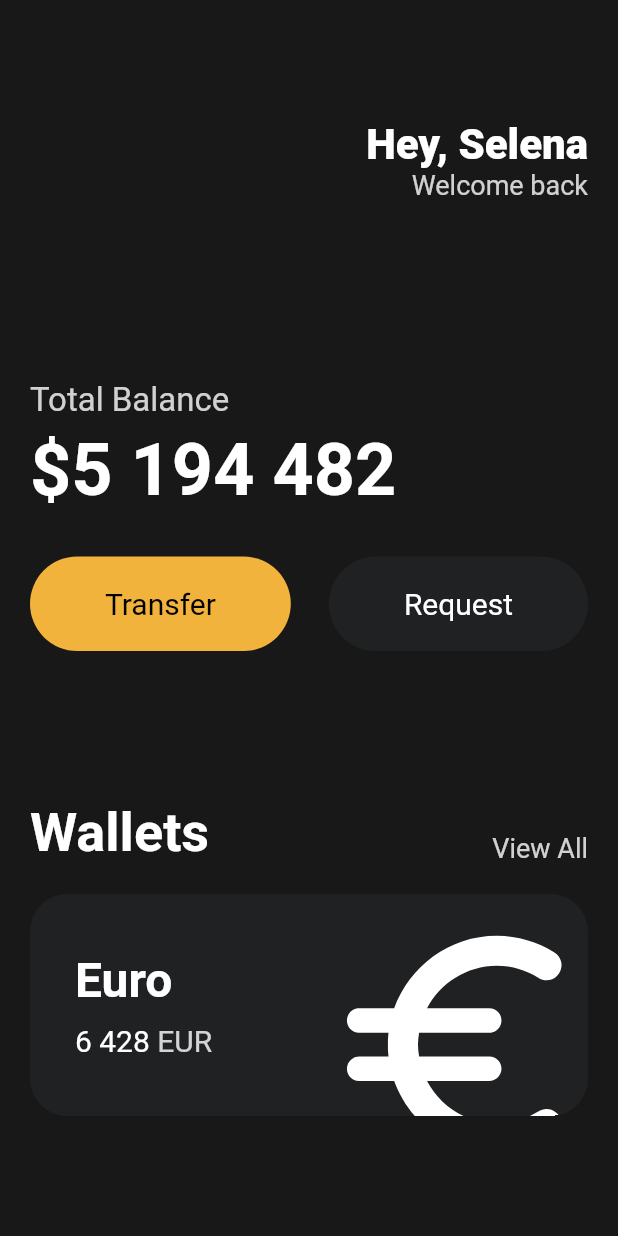
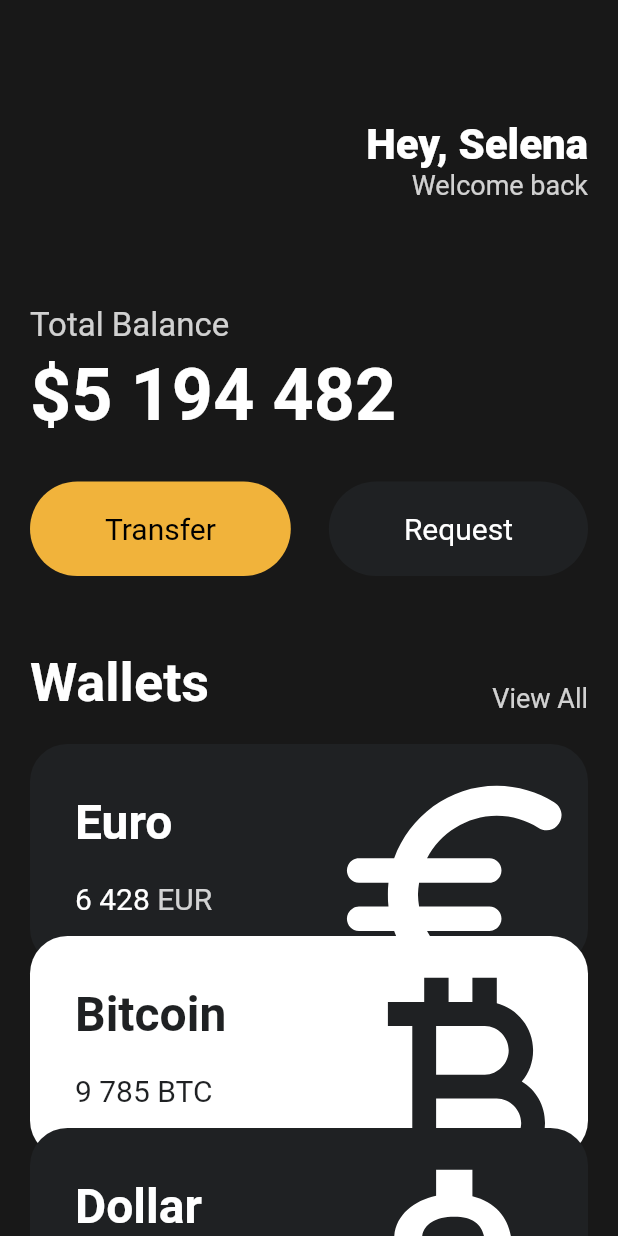
Before and after one commit to cheo419/serachToon, a Flutter app: the screen it shows after launch, on a phone screen of 412 x 824 dp. Run offline on Flutter 3.47's test engine with Material 2 defaults, Android fonts, the phone set to English and light mode, and no system bars.

Commit message:
Reusable cards 카드ui나눠배치

```diff
--- a/lib/S.txt
+++ b/lib/S.txt
@@ -47,3 +47,6 @@
 Transform.translate->offset = 좌표
 clipBehavior = 어떤아이템이 overflow가 되었을때 카드와 같은 container로 하여금 어떻게 동작하게끔 할건지 알려주는 장치
 clipBehavior.HardEdge = 나머지부분 사라지게만듬
+
+(3.8)
+Icons. 하고 아이콘 생성할때 각 코드옆에 > 를 누르면 아이콘 미리보기 가능
--- a/lib/main.dart
+++ b/lib/main.dart
@@ -1,5 +1,6 @@
 import 'package:flutter/material.dart';
 import 'package:toonsearch/widgets/button.dart';
+import 'package:toonsearch/widgets/currency_card.dart';
 
 void main() {
   runApp(App());
@@ -11,7 +12,8 @@
     return MaterialApp(
         home: Scaffold(
       backgroundColor: const Color(0xFF181818),
-      body: Padding(
+      body: SingleChildScrollView(
+        child: Padding(
           padding: const EdgeInsets.symmetric(
             horizontal: 20,
           ),
@@ -47,7 +49,7 @@
                 ],
               ),
               const SizedBox(
-              height: 120,
+                height: 70,
               ),
               Text(
                 'Total Balance',
@@ -86,7 +88,7 @@
                 ],
               ),
               const SizedBox(
-              height: 100,
+                height: 50,
               ),
               Row(
                 crossAxisAlignment: CrossAxisAlignment.end,
@@ -112,72 +114,37 @@
               const SizedBox(
                 height: 20,
               ),
-            Container(
-              clipBehavior: Clip.hardEdge,
-              decoration: BoxDecoration(
-                color: const Color(0xFF1F2123),
-                borderRadius: BorderRadius.circular(25),
+              const CurrencyCard(
+                name: 'Euro',
+                code: 'EUR',
+                amount: '6 428',
+                icon: Icons.euro_rounded,
+                isInverted: false,
               ),
-              child: Padding(
-                padding: const EdgeInsets.all(30),
-                child: Row(
-                  mainAxisAlignment: MainAxisAlignment.spaceBetween,
-                  children: [
-                    Column(
-                      crossAxisAlignment: CrossAxisAlignment.start,
-                      children: [
-                        const Text(
-                          'Euro',
-                          style: TextStyle(
-                            color: Colors.white,
-                            fontSize: 32,
-                            fontWeight: FontWeight.w600,
+              Transform.translate(
+                offset: const Offset(0, -20),
+                child: const CurrencyCard(
+                  name: 'Bitcoin',
+                  code: 'BTC',
+                  amount: '9 785',
+                  icon: Icons.currency_bitcoin,
+                  isInverted: true,
                 ),
               ),
-                        const SizedBox(
-                          height: 10,
-                        ),
-                        Row(
-                          children: [
-                            const Text(
-                              '6 428',
-                              style: TextStyle(
-                                color: Colors.white,
-                                fontSize: 20,
-                              ),
-                            ),
-                            const SizedBox(
-                              width: 5,
-                            ),
-                            Text(
-                              'EUR',
-                              style: TextStyle(
-                                color: Colors.white.withOpacity(0.8),
-                                fontSize: 20,
-                              ),
-                            ),
-                          ],
-                        )
-                      ],
-                    ),
-                    Transform.scale(
-                      scale: 2.2,
-                      child: Transform.translate(
-                        offset: const Offset(-5, 12),
-                        child: const Icon(
-                          Icons.euro_rounded,
-                          color: Colors.white,
-                          size: 88,
-                        ),
-                      ),
-                    )
-                  ],
-                ),
+              Transform.translate(
+                offset: const Offset(0, -40),
+                child: const CurrencyCard(
+                  name: 'Dollar',
+                  code: 'USD',
+                  amount: '428',
+                  icon: Icons.attach_money_outlined,
+                  isInverted: false,
                 ),
               ),
             ],
           ),
         ),
+      ),
     ));
   }
 }
--- /dev/null
+++ b/lib/widgets/currency_card.dart
@@ -0,0 +1,90 @@
+import 'package:flutter/material.dart';
+
+class CurrencyCard extends StatelessWidget {
+  final String name, code, amount;
+  final IconData icon;
+  final bool isInverted;
+
+  final _blackColor = const Color(0xFF1F2123);
+
+  const CurrencyCard({
+    super.key,
+    required this.name,
+    required this.code,
+    required this.amount,
+    required this.icon,
+    required this.isInverted,
+  });
+
+  @override
+  Widget build(BuildContext context) {
+    return Container(
+      clipBehavior: Clip.hardEdge,
+      decoration: BoxDecoration(
+        color: isInverted ? Colors.white : _blackColor,
+        borderRadius: BorderRadius.circular(25),
+      ),
+      child: Padding(
+        padding: const EdgeInsets.all(30),
+        child: Row(
+          mainAxisAlignment: MainAxisAlignment.spaceBetween,
+          children: [
+            Column(
+              crossAxisAlignment: CrossAxisAlignment.start,
+              children: [
+                Text(
+                  name,
+                  style: TextStyle(
+                    color: isInverted ? _blackColor : Colors.white,
+                    fontSize: 32,
+                    fontWeight: FontWeight.w600,
+                  ),
+                ),
+                const SizedBox(
+                  height: 20,
+                ),
+                Row(
+                  children: [
+                    Text(
+                      amount,
+                      style: TextStyle(
+                        color: isInverted ? _blackColor : Colors.white,
+                        fontSize: 20,
+                      ),
+                    ),
+                    const SizedBox(
+                      width: 5,
+                    ),
+                    Text(
+                      code,
+                      style: TextStyle(
+                        color: isInverted
+                            ? _blackColor
+                            : Colors.white.withOpacity(0.8),
+                        fontSize: 20,
+                      ),
+                    ),
+                  ],
+                )
+              ],
+            ),
+            Transform.scale(
+              scale: 2.2,
+              child: Transform.translate(
+                offset: const Offset(
+                  -5,
+                  12,
+                ),
+                child: Icon(
+                  icon,
+                  color: isInverted ? _blackColor : Colors.white,
+                  size: 88,
+                ),
+              ),
+            )
+          ],
+        ),
+      ),
+    );
+  }
+}
```
Lines whose indentation alone changed are shown as unchanged.
